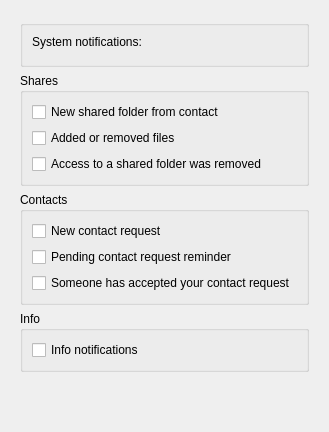
meganz/MEGAsync, file src/MEGASync/gui/win/NotificationsSettings.ui: the form before one commit.
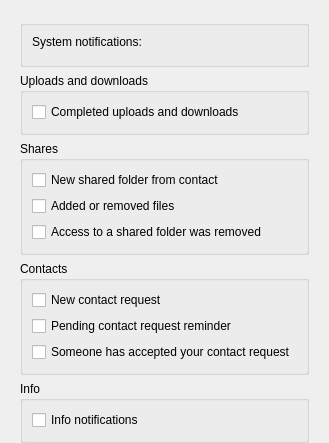
The form after the commit. Custom widgets are drawn as their Qt base class.

Commit message: TRAN-15. New upload and download notifications

```diff
--- a/src/MEGASync/gui/win/NotificationsSettings.ui
+++ b/src/MEGASync/gui/win/NotificationsSettings.ui
@@ -64,12 +64,37 @@
       <property name="bottomMargin">
        <number>0</number>
       </property>
+      <item>
+       <widget class="QGroupBox" name="UploadsDownloadsGroupBox">
+        <property name="title">
+         <string>Uploads and downloads</string>
+        </property>
+        <layout class="QVBoxLayout" name="verticalLayout_3">
+         <property name="bottomMargin">
+          <number>10</number>
+         </property>
+         <item>
+          <widget class="QCheckBox" name="CompletedUploadsDownloadsCheck">
+           <property name="text">
+            <string>Completed uploads and downloads</string>
+           </property>
+           <property name="NotificationType" stdset="0">
+            <UInt>8</UInt>
+           </property>
+          </widget>
+         </item>
+        </layout>
+       </widget>
+      </item>
       <item>
        <widget class="QGroupBox" name="SharesGroupBox">
         <property name="title">
          <string>Shares</string>
         </property>
         <layout class="QVBoxLayout" name="verticalLayout_2">
+         <property name="bottomMargin">
+          <number>10</number>
+         </property>
          <item>
           <widget class="QCheckBox" name="NewSharedCheck">
            <property name="text">
@@ -109,6 +134,9 @@
          <string>Contacts</string>
         </property>
         <layout class="QVBoxLayout" name="verticalLayout_4">
+         <property name="bottomMargin">
+          <number>10</number>
+         </property>
          <item>
           <widget class="QCheckBox" name="NewContactCheck">
            <property name="text">
@@ -148,6 +176,9 @@
          <string>Info</string>
         </property>
         <layout class="QVBoxLayout" name="verticalLayout_5">
+         <property name="bottomMargin">
+          <number>10</number>
+         </property>
          <item>
           <widget class="QCheckBox" name="DesktopCheck">
            <property name="text">
```
The commit also changes 60 other files.
